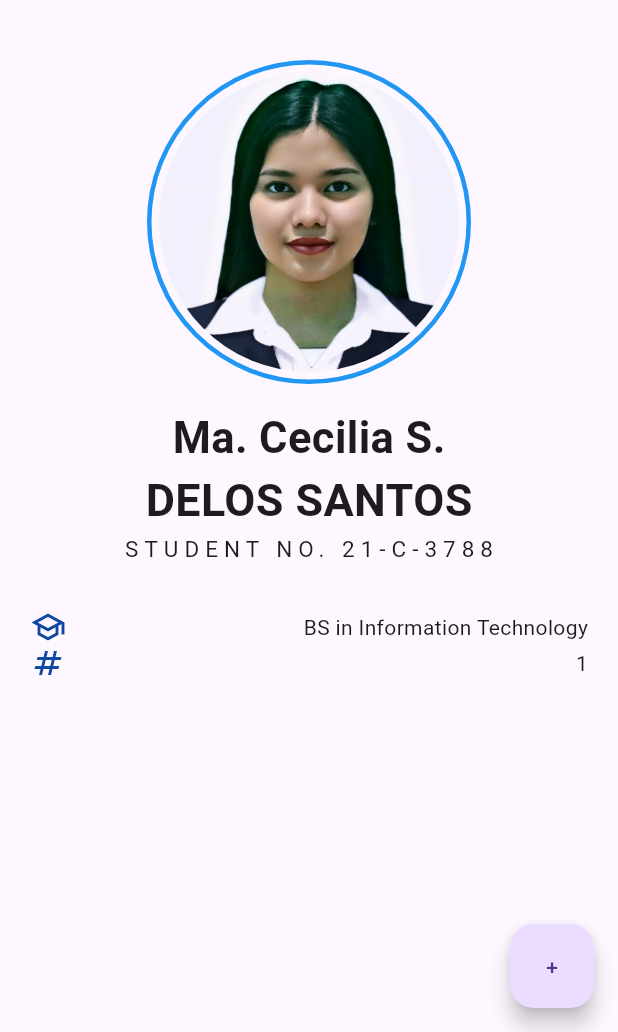
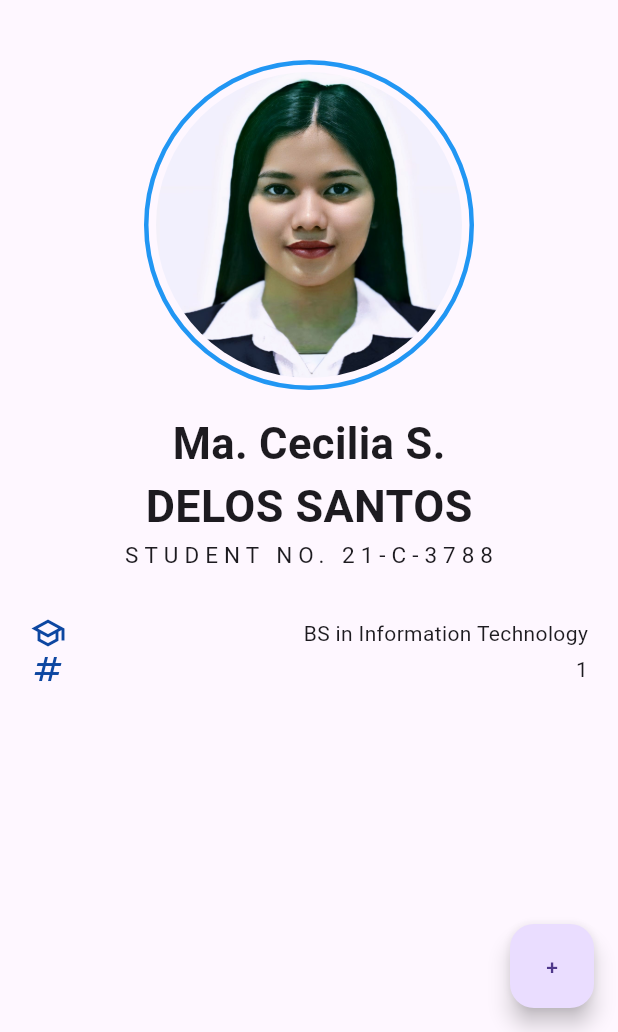
Before and after one commit to ceciliasds/id-card, a Flutter app: the screen it shows after launch, on a phone screen of 412 x 824 dp, the part 204-1236 px from its top. Run offline on Flutter 3.47's test engine with Material 3 defaults, Android fonts, the phone set to English and light mode, and no system bars.

Commit message:
Update main.dart

```diff
--- a/lib/main.dart
+++ b/lib/main.dart
@@ -68,16 +68,18 @@ class _MyAppState extends State<MyApp> {
               ),
               SizedBox(height: 40),
               Container(
-                padding: EdgeInsets.all(5), // Adjust the padding as needed for the border width
+                width: 220,
+                height: 220,
+                padding: EdgeInsets.all(5),
                 decoration: BoxDecoration(
                   shape: BoxShape.circle,
                   border: Border.all(
-                    color: Colors.blue, // Specify the border color
-                    width: 3.0, // Specify the border width
+                    color: Colors.blue,
+                    width: 3.0,
                   ),
                 ),
                 child: ClipOval(
-                  child: Image.asset('images/cecil.jpg', height: 200),
+                  child: Image.asset('images/cecil.jpg'),
                 ),
               ),
               SizedBox(height: 15),
```
